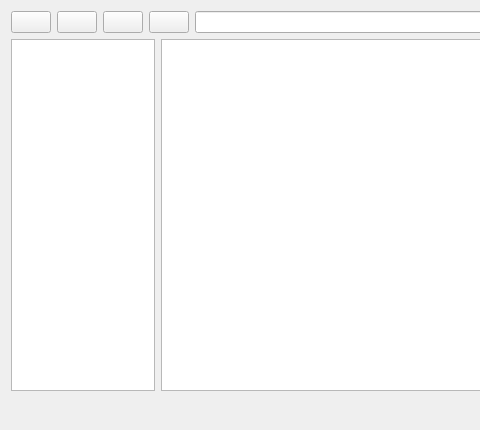
Old version of the form application/GUI/RemoteBrowseDialog.ui in the repository Ummon/D-LAN; both pictures show x 0 to 480 and y 0 to 430 of the 750 by 430 pixel window.
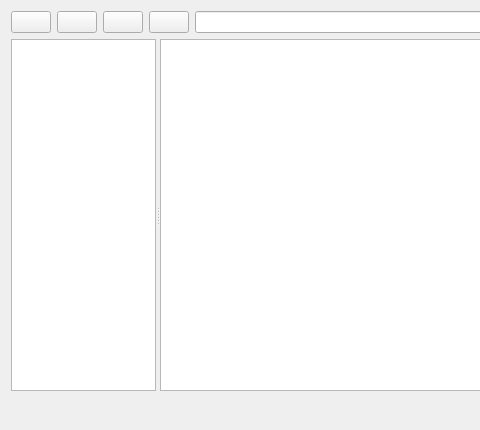
New version of the form. Icons and pictures are not drawn.

Commit message: Use a QSplitter in the browse dialog to separate the quick access list and the files/folders tree view

The edit to the form file:
```diff
--- a/application/GUI/RemoteBrowseDialog.ui
+++ b/application/GUI/RemoteBrowseDialog.ui
@@ -99,21 +99,30 @@
     </layout>
    </item>
    <item>
-    <layout class="QHBoxLayout" name="horizontalLayout" stretch="1,4">
-     <item>
-      <widget class="QListView" name="quickAccessListView"/>
-     </item>
-     <item>
+    <widget class="QSplitter" name="splitter">
+     <property name="orientation">
+      <enum>Qt::Orientation::Horizontal</enum>
+     </property>
+     <property name="childrenCollapsible">
+      <bool>false</bool>
+     </property>
+     <widget class="QListView" name="quickAccessListView">
+      <property name="sizePolicy">
+       <sizepolicy hsizetype="Expanding" vsizetype="Expanding">
+        <horstretch>1</horstretch>
+        <verstretch>0</verstretch>
+       </sizepolicy>
+      </property>
+     </widget>
       <widget class="QTreeView" name="treeView">
        <property name="sizePolicy">
         <sizepolicy hsizetype="Expanding" vsizetype="Expanding">
-         <horstretch>0</horstretch>
+        <horstretch>4</horstretch>
          <verstretch>0</verstretch>
         </sizepolicy>
        </property>
       </widget>
-     </item>
-    </layout>
+    </widget>
    </item>
    <item>
     <widget class="QDialogButtonBox" name="buttonBox">
```
Lines whose indentation alone changed are shown as unchanged.
